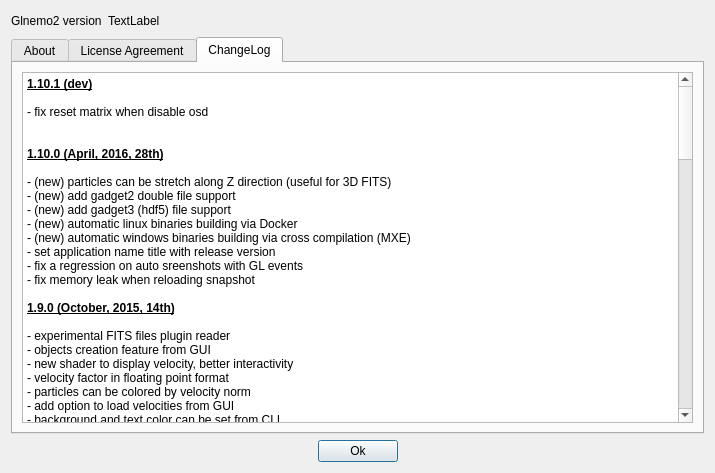
This is src/formabout.ui in jcldc/glnemo2 as Qt 5 draws it before an edit. The edited form follows.
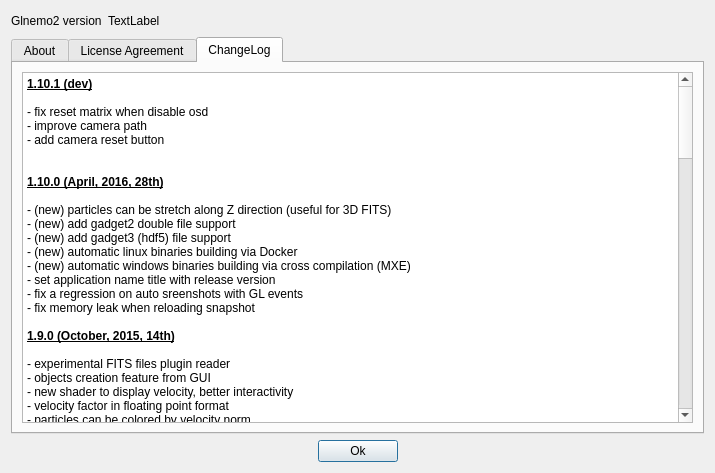
This is the edited form. Icons and pictures are not drawn.

Commit message: improve camera path, add camera reset button

```diff
--- a/src/formabout.ui
+++ b/src/formabout.ui
@@ -1029,7 +1029,9 @@
 &lt;td style=&quot;border: none;&quot;&gt;
 &lt;p style=&quot; margin-top:0px; margin-bottom:0px; margin-left:0px; margin-right:0px; -qt-block-indent:0; text-indent:0px;&quot;&gt;&lt;span style=&quot; font-weight:600; text-decoration: underline;&quot;&gt;1.10.1 (dev)&lt;/span&gt;&lt;/p&gt;
 &lt;p style=&quot;-qt-paragraph-type:empty; margin-top:0px; margin-bottom:0px; margin-left:0px; margin-right:0px; -qt-block-indent:0; text-indent:0px;&quot;&gt;&lt;br /&gt;&lt;/p&gt;
-&lt;p style=&quot; margin-top:0px; margin-bottom:0px; margin-left:0px; margin-right:0px; -qt-block-indent:0; text-indent:0px;&quot;&gt;- fix reset matrix when disable osd&lt;br /&gt;&lt;/p&gt;
+&lt;p style=&quot; margin-top:0px; margin-bottom:0px; margin-left:0px; margin-right:0px; -qt-block-indent:0; text-indent:0px;&quot;&gt;- fix reset matrix when disable osd&lt;/p&gt;
+&lt;p style=&quot; margin-top:0px; margin-bottom:0px; margin-left:0px; margin-right:0px; -qt-block-indent:0; text-indent:0px;&quot;&gt;- improve camera path&lt;/p&gt;
+&lt;p style=&quot; margin-top:0px; margin-bottom:0px; margin-left:0px; margin-right:0px; -qt-block-indent:0; text-indent:0px;&quot;&gt;- add camera reset button&lt;br /&gt;&lt;/p&gt;
 &lt;p style=&quot;-qt-paragraph-type:empty; margin-top:0px; margin-bottom:0px; margin-left:0px; margin-right:0px; -qt-block-indent:0; text-indent:0px; font-weight:600; text-decoration: underline;&quot;&gt;&lt;br /&gt;&lt;/p&gt;
 &lt;p style=&quot; margin-top:0px; margin-bottom:0px; margin-left:0px; margin-right:0px; -qt-block-indent:0; text-indent:0px;&quot;&gt;&lt;span style=&quot; font-weight:600; text-decoration: underline;&quot;&gt;1.10.0 (April, 2016, 28th)&lt;/span&gt;&lt;/p&gt;
 &lt;p style=&quot;-qt-paragraph-type:empty; margin-top:0px; margin-bottom:0px; margin-left:0px; margin-right:0px; -qt-block-indent:0; text-indent:0px;&quot;&gt;&lt;br /&gt;&lt;/p&gt;
```
The commit also changes 9 other files.
